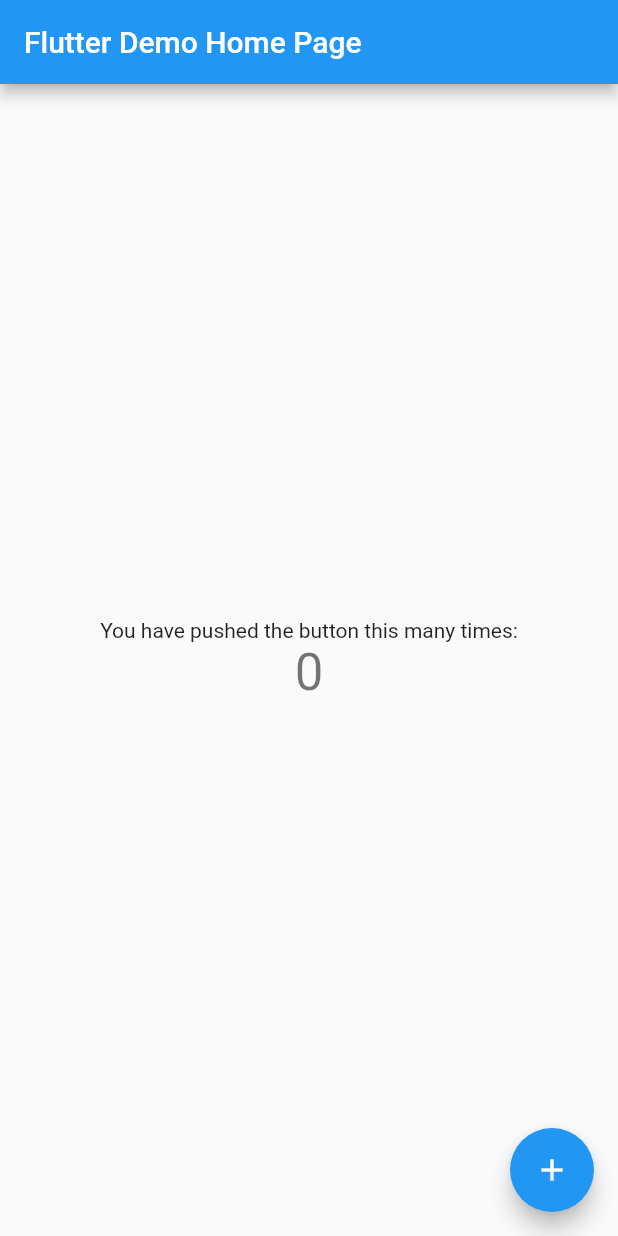
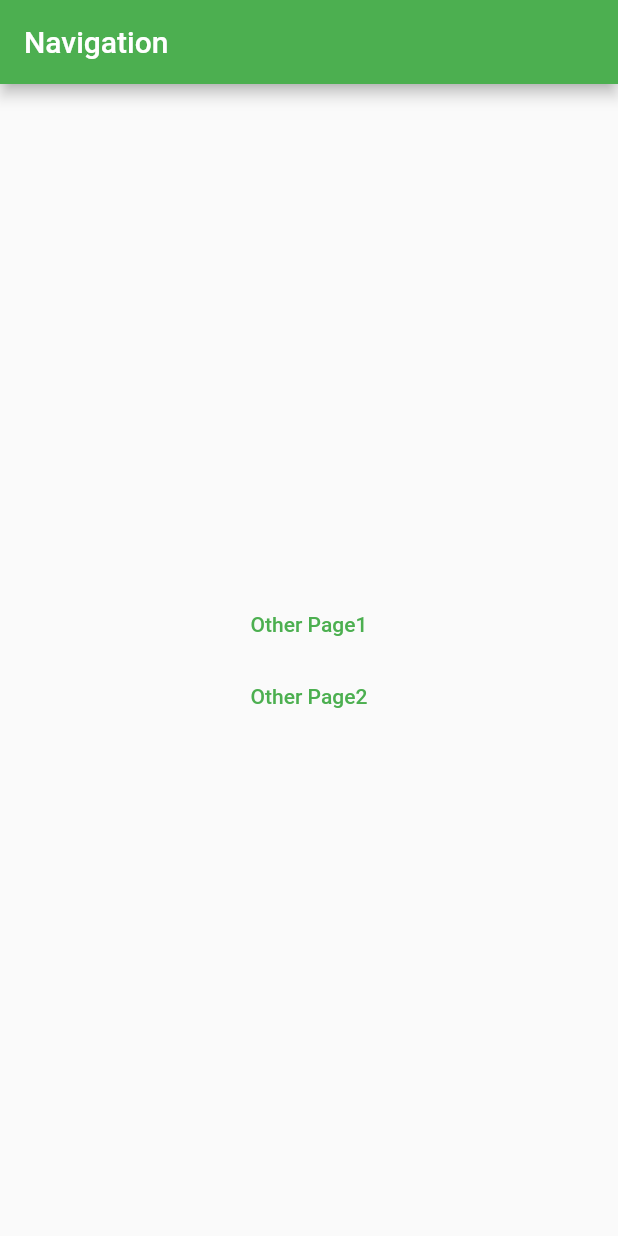
Before and after one commit to lukajincharadze/flutter_pages_statelesswidgets, a Flutter app: the screen it shows after launch, on a phone screen of 412 x 824 dp. Run offline on Flutter 3.47's test engine with Material 2 defaults, Android fonts, the phone set to English and light mode, and no system bars.

Commit message:
Finished 3 stateless widget functionalities

```diff
--- a/lib/main.dart
+++ b/lib/main.dart
@@ -7,109 +7,96 @@ void main() {
 class MyApp extends StatelessWidget {
   const MyApp({super.key});
 
-  // This widget is the root of your application.
   @override
   Widget build(BuildContext context) {
     return MaterialApp(
       title: 'Flutter Demo',
       theme: ThemeData(
-        // This is the theme of your application.
-        //
-        // Try running your application with "flutter run". You'll see the
-        // application has a blue toolbar. Then, without quitting the app, try
-        // changing the primarySwatch below to Colors.green and then invoke
-        // "hot reload" (press "r" in the console where you ran "flutter run",
-        // or simply save your changes to "hot reload" in a Flutter IDE).
-        // Notice that the counter didn't reset back to zero; the application
-        // is not restarted.
-        primarySwatch: Colors.blue,
+        primarySwatch: Colors.green,
       ),
-      home: const MyHomePage(title: 'Flutter Demo Home Page'),
+      home: HomePage(),
     );
   }
 }
 
-class MyHomePage extends StatefulWidget {
-  const MyHomePage({super.key, required this.title});
-
-  // This widget is the home page of your application. It is stateful, meaning
-  // that it has a State object (defined below) that contains fields that affect
-  // how it looks.
-
-  // This class is the configuration for the state. It holds the values (in this
-  // case the title) provided by the parent (in this case the App widget) and
-  // used by the build method of the State. Fields in a Widget subclass are
-  // always marked "final".
-
-  final String title;
-
-  @override
-  State<MyHomePage> createState() => _MyHomePageState();
-}
-
-class _MyHomePageState extends State<MyHomePage> {
-  int _counter = 0;
-
-  void _incrementCounter() {
-    setState(() {
-      // This call to setState tells the Flutter framework that something has
-      // changed in this State, which causes it to rerun the build method below
-      // so that the display can reflect the updated values. If we changed
-      // _counter without calling setState(), then the build method would not be
-      // called again, and so nothing would appear to happen.
-      _counter++;
-    });
-  }
+class HomePage extends StatelessWidget {
+  const HomePage({Key? key}) : super(key: key);
 
   @override
   Widget build(BuildContext context) {
-    // This method is rerun every time setState is called, for instance as done
-    // by the _incrementCounter method above.
-    //
-    // The Flutter framework has been optimized to make rerunning build methods
-    // fast, so that you can just rebuild anything that needs updating rather
-    // than having to individually change instances of widgets.
     return Scaffold(
       appBar: AppBar(
-        // Here we take the value from the MyHomePage object that was created by
-        // the App.build method, and use it to set our appbar title.
-        title: Text(widget.title),
+        title: Text("Navigation"),
       ),
       body: Center(
-        // Center is a layout widget. It takes a single child and positions it
-        // in the middle of the parent.
         child: Column(
-          // Column is also a layout widget. It takes a list of children and
-          // arranges them vertically. By default, it sizes itself to fit its
-          // children horizontally, and tries to be as tall as its parent.
-          //
-          // Invoke "debug painting" (press "p" in the console, choose the
-          // "Toggle Debug Paint" action from the Flutter Inspector in Android
-          // Studio, or the "Toggle Debug Paint" command in Visual Studio Code)
-          // to see the wireframe for each widget.
-          //
-          // Column has various properties to control how it sizes itself and
-          // how it positions its children. Here we use mainAxisAlignment to
-          // center the children vertically; the main axis here is the vertical
-          // axis because Columns are vertical (the cross axis would be
-          // horizontal).
           mainAxisAlignment: MainAxisAlignment.center,
-          children: <Widget>[
-            const Text(
-              'You have pushed the button this many times:',
+          children: [
+            TextButton(
+              onPressed: () {
+                Navigator.of(context)
+                    .push(MaterialPageRoute(builder: (context) => OtherPage1()));
+              },
+              child: Text("Other Page1"),
             ),
-            Text(
-              '$_counter',
-              style: Theme.of(context).textTheme.headline4,
+            TextButton(
+              onPressed: () {
+                Navigator.of(context)
+                    .push(MaterialPageRoute(builder: (context) => OtherPage2()));
+              },
+              child: Text("Other Page2"),
             ),
           ],
         ),
       ),
-      floatingActionButton: FloatingActionButton(
-        onPressed: _incrementCounter,
-        tooltip: 'Increment',
-        child: const Icon(Icons.add),
-      ), // This trailing comma makes auto-formatting nicer for build methods.
     );
   }
 }
+
+class OtherPage1 extends StatelessWidget {
+  const OtherPage1({Key? key}) : super(key: key);
+
+  @override
+  Widget build(BuildContext context) {
+    return Scaffold(
+      appBar: AppBar(
+        title: Text("Other Page"),
+      ),
+      body: Center(
+        child: Column(
+          mainAxisAlignment: MainAxisAlignment.center,
+          children: [
+            Text("First Page"),
+          ],
+        ),
+      ),
+    );
+  }
+}
+
+
+class OtherPage2 extends StatelessWidget {
+  const OtherPage2({Key? key}) : super(key: key);
+
+  @override
+  Widget build(BuildContext context) {
+    return Scaffold(
+      appBar: AppBar(
+        title: Text("Other Page"),
+        automaticallyImplyLeading: false,
+
+      ),
+      body: Center(
+        child: Column(
+          mainAxisAlignment: MainAxisAlignment.center,
+          children: [
+            Text("Second Page"),
+            TextButton(onPressed: () {
+              Navigator.of(context).pop();
+            }, child: Text("Go back"))
+          ],
+        ),
+      ),
+    );
+  }
+}
```
